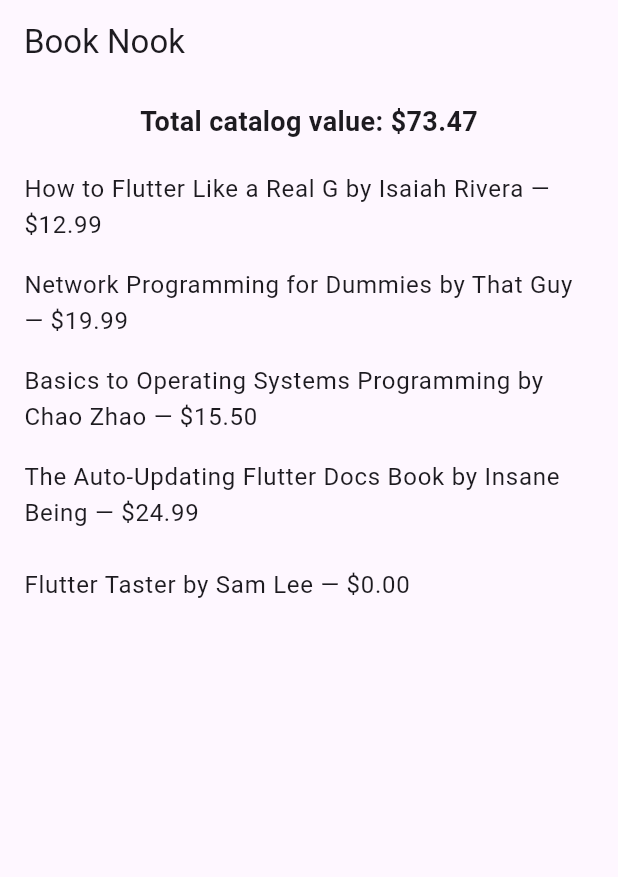
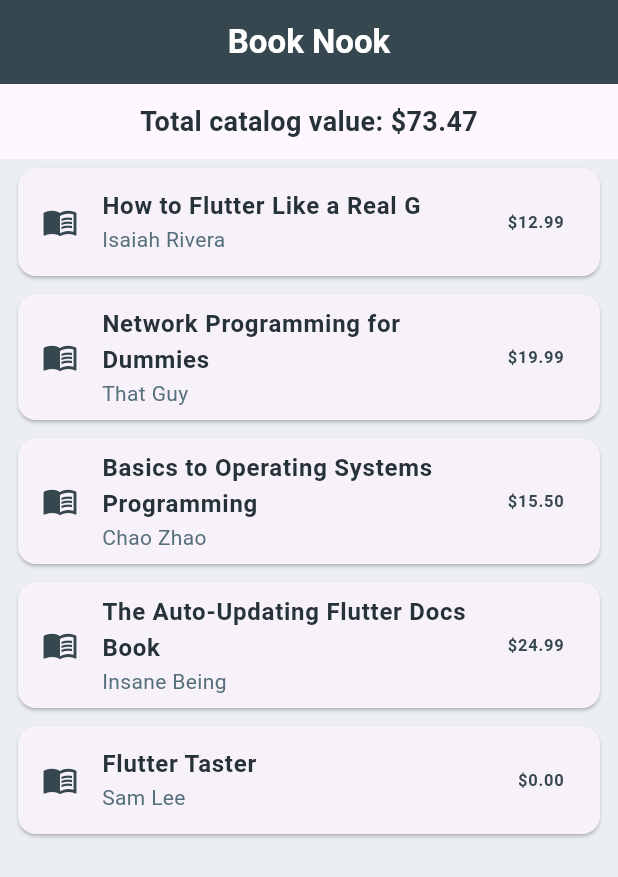
Before and after one commit to isaiahrivera1127-del/book_nook, a Flutter app: the screen it shows after launch, on a phone screen of 412 x 824 dp. Shown: the top 877 px of the screen. Run offline on Flutter 3.47's test engine with Material 3 defaults, Android fonts, the phone set to English and light mode, and no system bars.

Commit message:
made it look prettier :3

```diff
--- a/lib/main.dart
+++ b/lib/main.dart
@@ -29,7 +29,9 @@ class Book {
   });
 
   // Named constructor for free samples
-  Book.freeSample(this.title, this.author) : price = 0.0, isAvailable = true;
+  Book.freeSample(this.title, this.author)
+      : price = 0.0,
+        isAvailable = true;
 
   String getSummary() {
     return '$title by $author — ${formatPrice(price)}';
@@ -109,7 +111,9 @@ class BookNookApp extends StatelessWidget {
 
   @override
   Widget build(BuildContext context) {
-    return MaterialApp(home: BookListScreen());
+    return MaterialApp(
+      home: BookListScreen(),
+    );
   }
 }
 
@@ -143,22 +147,71 @@ class BookListScreen extends StatelessWidget {
   @override
   Widget build(BuildContext context) {
     return Scaffold(
-      appBar: AppBar(title: const Text("Book Nook")),
+      appBar: AppBar(
+        title: const Text(
+          "Book Nook",
+          style: TextStyle(
+            fontWeight: FontWeight.bold,
+            color: Colors.white,
+          ),
+        ),
+        backgroundColor: Colors.blueGrey.shade800,
+        centerTitle: true,
+      ),
       body: Column(
         children: [
           Padding(
             padding: const EdgeInsets.all(12),
             child: Text(
-              "Total catalog value: ${formatPrice(calculateTotalValue(catalog))}",
-              style: const TextStyle(fontSize: 18, fontWeight: FontWeight.bold),
+              "Total catalog value: "
+                  "${formatPrice(calculateTotalValue(catalog))}",
+              style: TextStyle(
+                fontSize: 18,
+                fontWeight: FontWeight.bold,
+                color: Colors.blueGrey.shade900,
+              ),
             ),
           ),
           Expanded(
-            child: ListView.builder(
-              itemCount: catalog.length,
-              itemBuilder: (context, index) {
-                return ListTile(title: Text(catalog[index].getSummary()));
-              },
+            child: Container(
+              color: Colors.blueGrey.shade50,
+              child: ListView.builder(
+                itemCount: catalog.length,
+                itemBuilder: (context, index) {
+                  return Card(
+                    margin: const EdgeInsets.symmetric(
+                      horizontal: 12,
+                      vertical: 6,
+                    ),
+                    child: ListTile(
+                      leading: Icon(
+                        Icons.menu_book,
+                        color: Colors.blueGrey.shade800,
+                      ),
+                      title: Text(
+                        catalog[index].title,
+                        style: TextStyle(
+                          color: Colors.blueGrey.shade900,
+                          fontWeight: FontWeight.bold,
+                        ),
+                      ),
+                      subtitle: Text(
+                        catalog[index].author,
+                        style: TextStyle(
+                          color: Colors.blueGrey.shade600,
+                        ),
+                      ),
+                      trailing: Text(
+                        formatPrice(catalog[index].price),
+                        style: TextStyle(
+                          color: Colors.blueGrey.shade800,
+                          fontWeight: FontWeight.bold,
+                        ),
+                      ),
+                    ),
+                  );
+                },
+              ),
             ),
           ),
         ],
```
